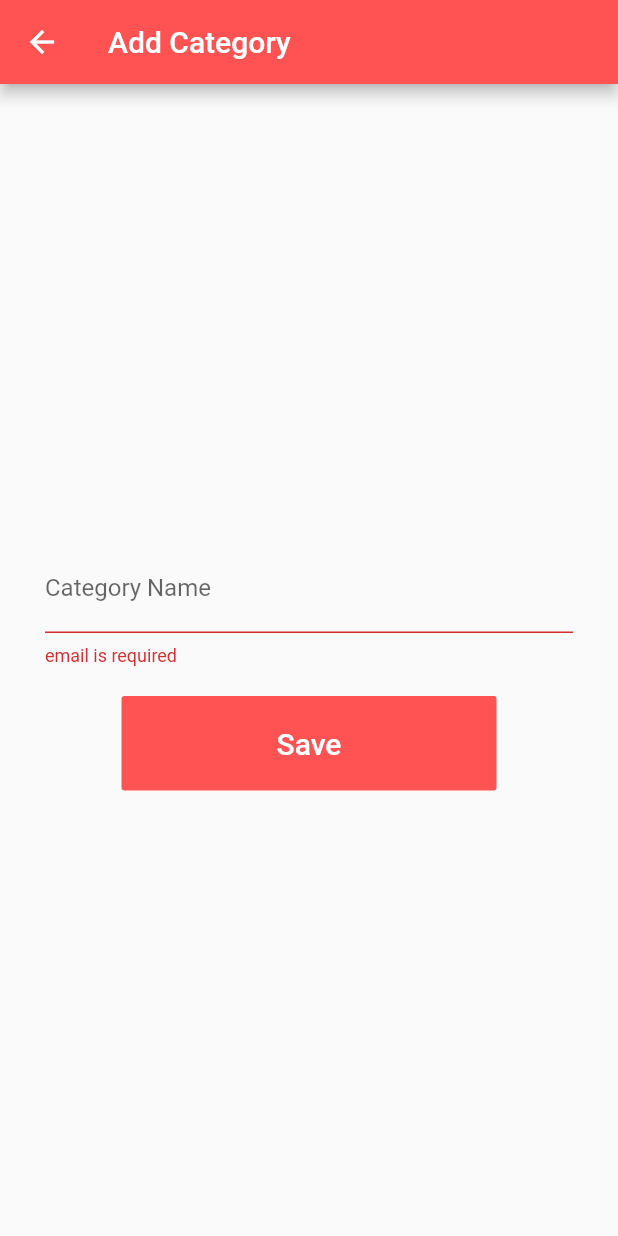
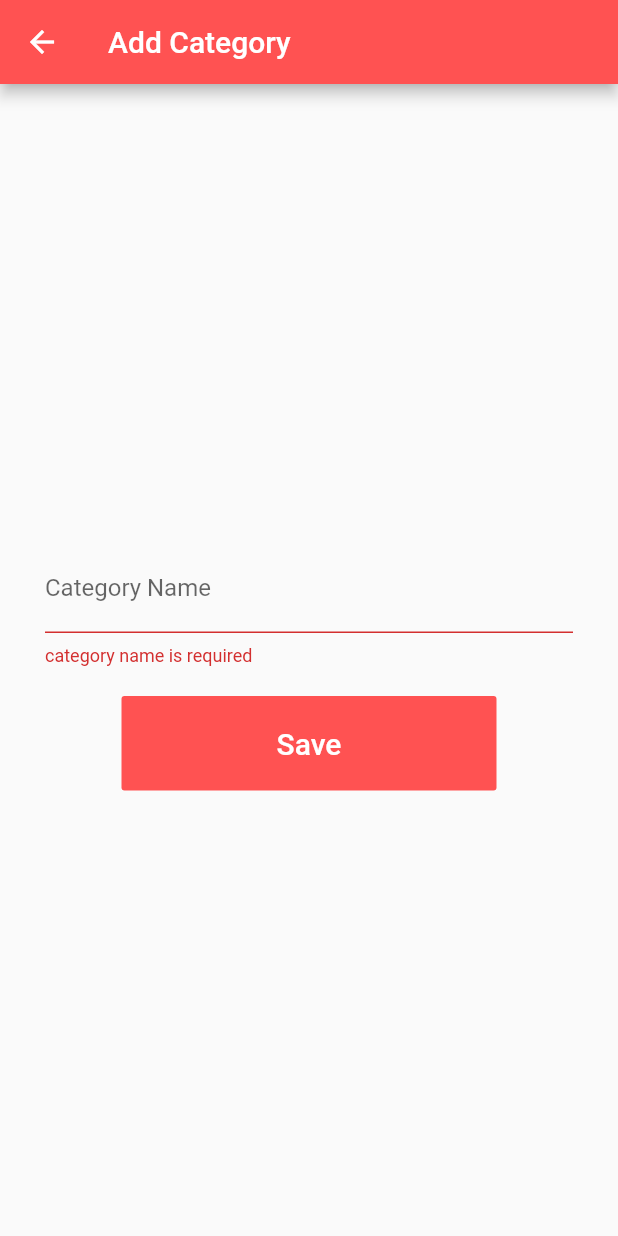
Before and after one commit to phalsopheak/lesson5_sqflite, a Flutter app: the CategoryAddView screen opened by its route, after a tap on "Save", on a phone screen of 412 x 824 dp. Run offline on Flutter 3.47's test engine with Material 2 defaults, Android fonts, the phone set to English and light mode, and no system bars; our stand-ins replace form_field_validator, get, sqflite; missing offline and left inert: dart:ffi; accounts and stored records are empty.

Commit message:
add function update / delete

```diff
--- a/lib/controller/category_controller.dart
+++ b/lib/controller/category_controller.dart
@@ -1,6 +1,5 @@
 import 'package:form_field_validator/form_field_validator.dart';
 import 'package:get/get_state_manager/get_state_manager.dart';
-import 'package:lesson_5_sqflite/helper/database_ref.dart';
 import 'package:lesson_5_sqflite/model/category_model.dart';
 import 'package:get/get.dart';
 import 'package:flutter/material.dart';
@@ -12,28 +11,40 @@ class CategoryController extends GetxController {
 
   var formKey = GlobalKey<FormState>();
 
-  var txtCategoryName = '';
+  TextEditingController tecCategoryName;
 
   var nameValidator = MultiValidator([
-    RequiredValidator(errorText: 'email is required'),
+    RequiredValidator(errorText: 'category name is required'),
   ]);
 
   @override
   void onInit() {
     readCategory();
+    tecCategoryName = TextEditingController();
     super.onInit();
   }
 
-  String getButtonSaveText() {
-    if (keyID == 0) {
-      return 'Save';
-    } else {
-      return 'Update';
+  @override
+  onClose() {
+    tecCategoryName.dispose();
+    super.onClose();
   }
+
+  loadEditForm(int keyId) async {
+    keyID = keyId;
+    var list = await SqfliteService.instance
+        .read(tableName: 'tbl_category', id: keyId);
+    tecCategoryName.text = list[0]['category_name'];
+  }
+
+  loadAddForm() {
+    keyID = 0;
+    tecCategoryName.text = '';
   }
 
   readCategory() async {
-    var list = await SqfliteService.instance.read('tbl_category');
+    listCategory.clear();
+    var list = await SqfliteService.instance.read(tableName: 'tbl_category');
 
     list.forEach((element) {
       listCategory.add(CategoryModel.fromMap(element));
@@ -43,20 +54,36 @@ class CategoryController extends GetxController {
   insertCategory() async {
     if (formKey.currentState.validate()) {
       formKey.currentState.save();
+
+      int id = 0;
+      if (keyID == 0) {
         var model = CategoryModel(
-        categoryName: txtCategoryName,
+          categoryName: tecCategoryName.text,
         );
-
-      int id = await SqfliteService.instance
+        id = await SqfliteService.instance
             .create(model.toMapNoId(), 'tbl_category');
-
         model = CategoryModel(
           id: id,
-        categoryName: txtCategoryName,
+          categoryName: tecCategoryName.text,
         );
         listCategory.add(model);
-
+      } else {
+        var model = CategoryModel(
+          id: keyID,
+          categoryName: tecCategoryName.text,
+        );
+        id =
+            await SqfliteService.instance.update(model.toMap(), 'tbl_category');
+        readCategory();
+      }
+      loadAddForm();
       Get.back();
     }
   }
+
+  deleteCategory(int keyId) async {
+    var id = await SqfliteService.instance.delete(keyId, 'tbl_category');
+    readCategory();
+    Get.back();
   }
+}
--- a/lib/model/category_model.dart
+++ b/lib/model/category_model.dart
@@ -5,7 +5,16 @@ class CategoryModel {
   CategoryModel({this.id = 0, this.categoryName});
 
   Map<String, dynamic> toMapNoId() {
-    return {'category_name': categoryName};
+    return {
+      'category_name': categoryName,
+    };
+  }
+
+  Map<String, dynamic> toMap() {
+    return {
+      'id': id,
+      'category_name': categoryName,
+    };
   }
 
   factory CategoryModel.fromMap(Map<String, dynamic> map) {
--- a/lib/service/sqflite_service.dart
+++ b/lib/service/sqflite_service.dart
@@ -35,9 +35,14 @@ class SqfliteService {
     return await db.insert(tableName, data);
   }
 
-  Future<List<Map<String, dynamic>>> read(String tableName) async {
+  Future<List<Map<String, dynamic>>> read(
+      {String tableName, int id = 0}) async {
     Database db = await instance.database;
-    return await db.query(tableName);
+    if (id == 0) {
+      return await db.query(tableName);
+    } else {
+      return await db.query(tableName, where: 'id = ?', whereArgs: [id]);
+    }
   }
 
   Future<int> update(Map<String, dynamic> data, String tableName) async {
--- a/lib/view/category_add_view.dart
+++ b/lib/view/category_add_view.dart
@@ -25,11 +25,11 @@ class CategoryAddView extends StatelessWidget {
                   padding:
                       const EdgeInsets.symmetric(horizontal: 30, vertical: 10),
                   child: TextFormField(
+                    controller: lc.tecCategoryName,
                     decoration: InputDecoration(
                       labelText: 'Category Name',
                     ),
                     validator: lc.nameValidator,
-                    onSaved: (input) => lc.txtCategoryName = input,
                   ),
                 ),
                 SizedBox(
```
Also changed, not shown: lib/view/category_view.dart (+40 -7 lines). Lines whose indentation alone changed are shown as unchanged.
